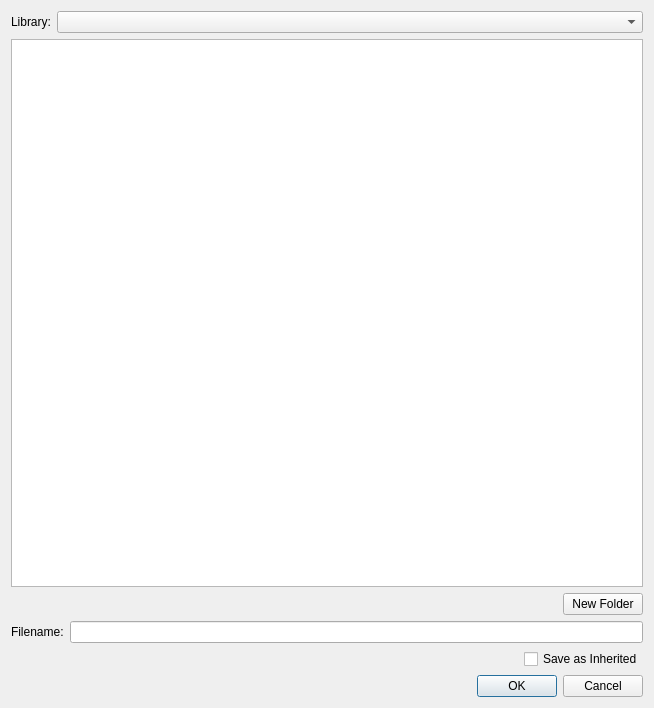
The window that src/Mod/Material/Gui/MaterialSave.ui (southseact-3d/fcd) describes before a commit, drawn with Qt 5.
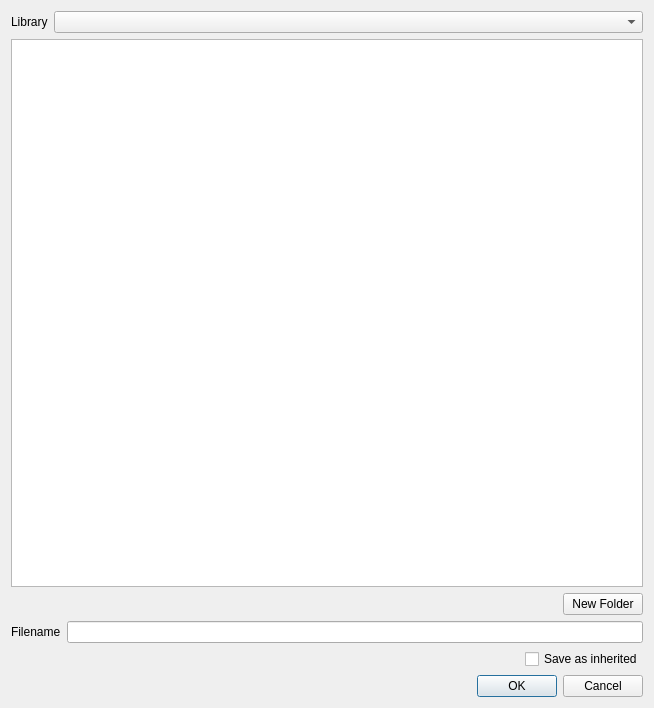
The same window after the commit.

Commit message:
Material: Update UI strings for consistency
Closes: #22130

The edit to the form file:
```diff
--- a/src/Mod/Material/Gui/MaterialSave.ui
+++ b/src/Mod/Material/Gui/MaterialSave.ui
@@ -19,7 +19,7 @@
      <item>
       <widget class="QLabel" name="label">
        <property name="text">
-        <string>Library:</string>
+        <string>Library</string>
        </property>
       </widget>
      </item>
@@ -67,7 +67,7 @@
      <item>
       <widget class="QLabel" name="label_2">
        <property name="text">
-        <string>Filename:</string>
+        <string>Filename</string>
        </property>
       </widget>
      </item>
@@ -101,7 +101,7 @@
      <item>
       <widget class="QCheckBox" name="checkDerived">
        <property name="text">
-        <string>Save as Inherited</string>
+        <string>Save as inherited</string>
        </property>
       </widget>
      </item>
```
The commit also changes 27 other files.
